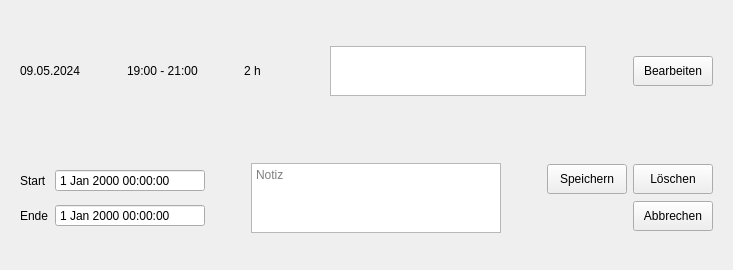
First picture: the form in HR_Managment_System_Application/zeiteintrag.ui, repository MehmetMertt/twentyONE_HR_System, before the edit.
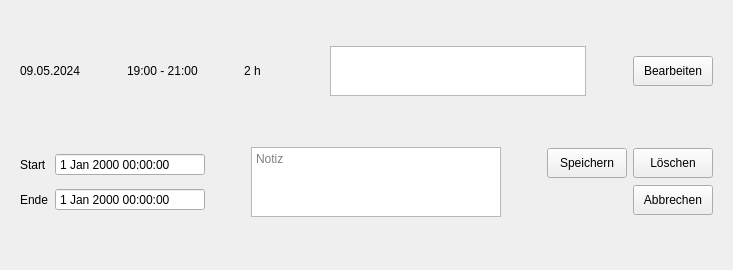
Second picture: the form after the edit.

Patch:
```diff
--- a/HR_Managment_System_Application/zeiteintrag.ui
+++ b/HR_Managment_System_Application/zeiteintrag.ui
@@ -366,6 +366,13 @@
         </item>
        </layout>
       </item>
+      <item>
+       <widget class="QLabel" name="error_text">
+        <property name="text">
+         <string/>
+        </property>
+       </widget>
+      </item>
      </layout>
     </widget>
    </item>
```
Left out of the diff: 3 changed lines with no effect on the pictures.
